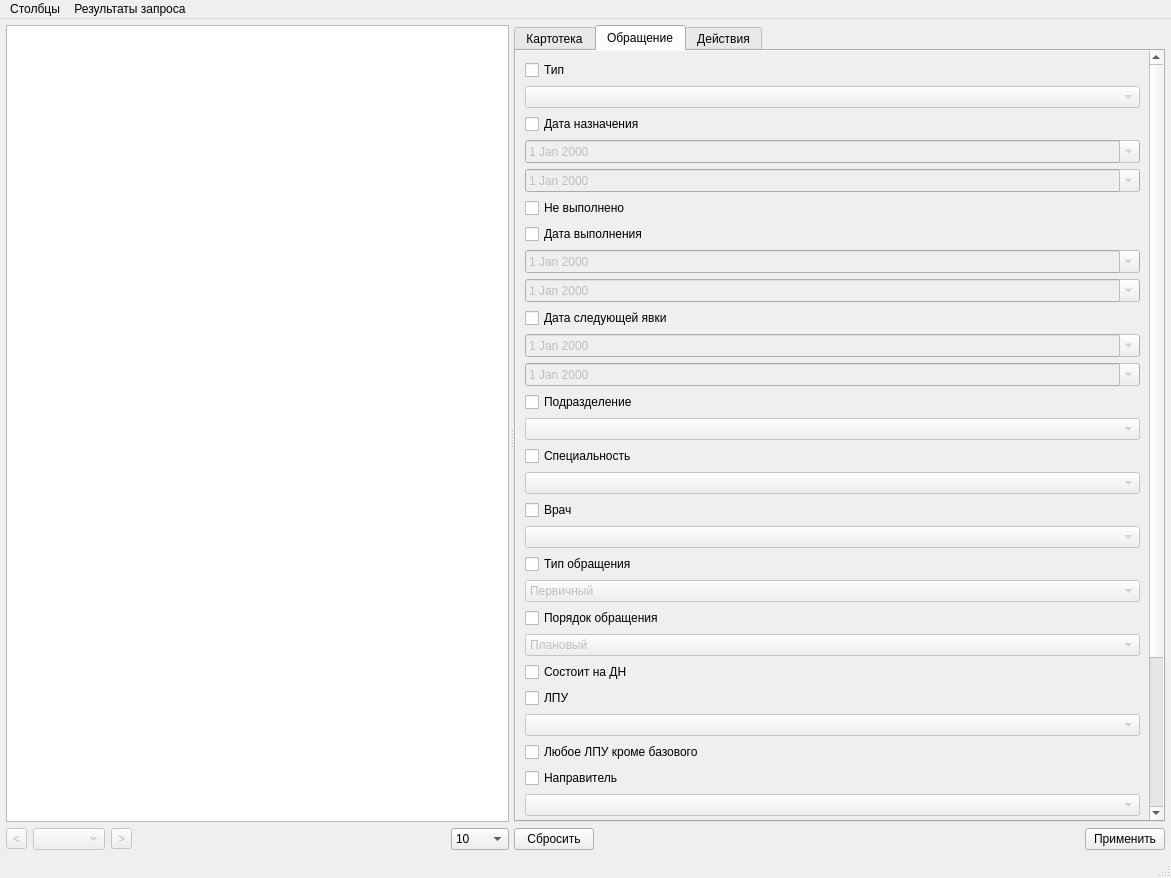
Qt form search_window.ui (glooer/dip) before a commit.
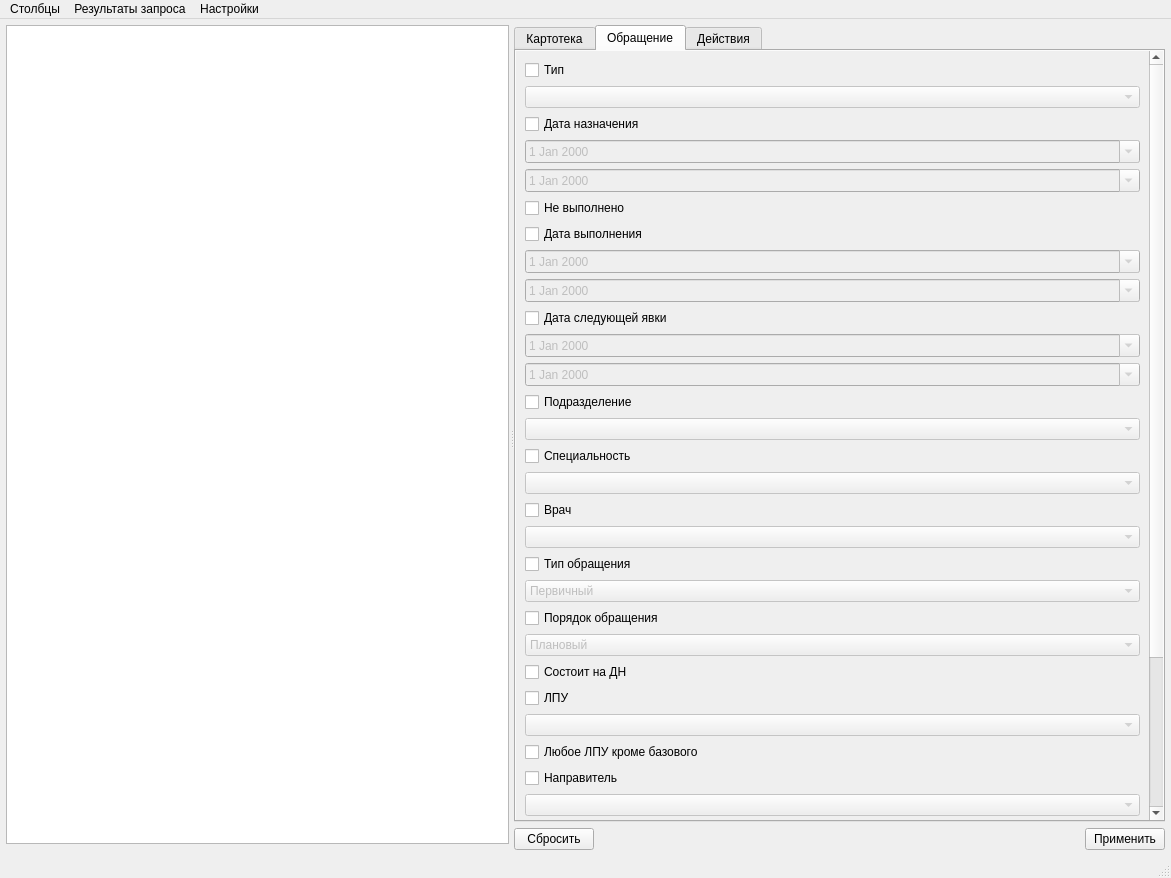
The same form after that commit. Custom widgets are drawn as their Qt base class.

The edit to the form file:
```diff
--- a/search_window.ui
+++ b/search_window.ui
@@ -86,67 +86,7 @@
          </widget>
         </item>
         <item>
-         <layout class="QHBoxLayout" name="horizontalLayout_11">
-          <item>
-           <widget class="QToolButton" name="toolButton">
-            <property name="enabled">
-             <bool>false</bool>
-            </property>
-            <property name="text">
-             <string>&lt;</string>
-            </property>
-           </widget>
-          </item>
-          <item>
-           <widget class="QComboBox" name="comboBox">
-            <property name="enabled">
-             <bool>false</bool>
-            </property>
-           </widget>
-          </item>
-          <item>
-           <widget class="QToolButton" name="toolButton_3">
-            <property name="enabled">
-             <bool>false</bool>
-            </property>
-            <property name="text">
-             <string>&gt;</string>
-            </property>
-           </widget>
-          </item>
-          <item>
-           <spacer name="horizontalSpacer_5">
-            <property name="orientation">
-             <enum>Qt::Horizontal</enum>
-            </property>
-            <property name="sizeHint" stdset="0">
-             <size>
-              <width>40</width>
-              <height>20</height>
-             </size>
-            </property>
-           </spacer>
-          </item>
-          <item>
-           <widget class="QComboBox" name="db_limit_selecter">
-            <item>
-             <property name="text">
-              <string>10</string>
-             </property>
-            </item>
-            <item>
-             <property name="text">
-              <string>100</string>
-             </property>
-            </item>
-            <item>
-             <property name="text">
-              <string>1000</string>
-             </property>
-            </item>
-           </widget>
-          </item>
-         </layout>
+         <widget class="PoPaginator" name="paginator" native="true"/>
         </item>
        </layout>
       </widget>
@@ -2287,8 +2227,16 @@
     </widget>
     <addaction name="menu_5"/>
    </widget>
+   <widget class="QMenu" name="menu_11">
+    <property name="title">
+     <string>Настройки</string>
+    </property>
+    <addaction name="paginator_off"/>
+    <addaction name="actionTest"/>
+   </widget>
    <addaction name="menu"/>
    <addaction name="menu_4"/>
+   <addaction name="menu_11"/>
   </widget>
   <widget class="QStatusBar" name="statusbar">
    <property name="enabled">
@@ -2714,6 +2662,12 @@
    <extends>QComboBox</extends>
    <header location="global">potablecombobox.h</header>
   </customwidget>
+  <customwidget>
+   <class>PoPaginator</class>
+   <extends>QWidget</extends>
+   <header location="global">popaginator.h</header>
+   <container>1</container>
+  </customwidget>
  </customwidgets>
  <resources/>
  <connections>
```
Left out of the diff: 16 changed lines with no effect on the pictures.
